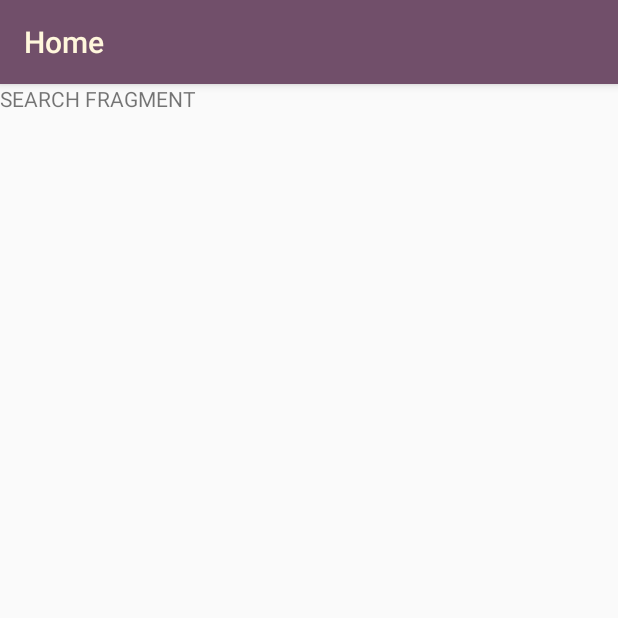
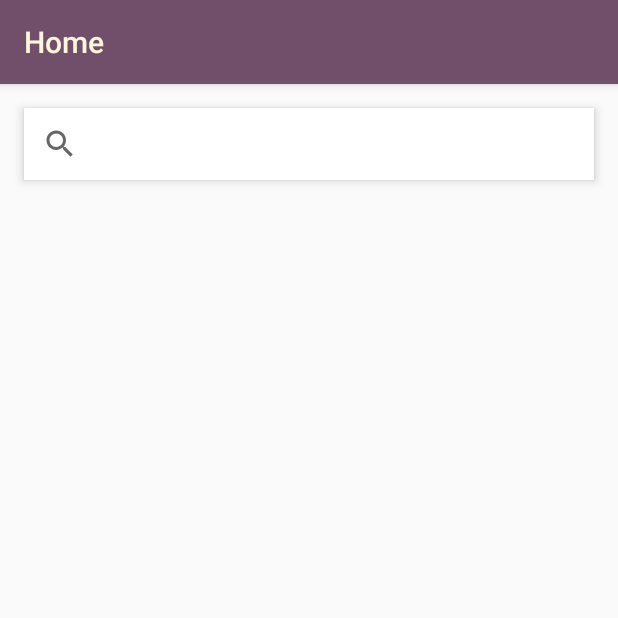
Before and after one commit to arehmanhameed/utube-android, an Android app: the fragment SearchFragment placed in its activity, on a phone screen of 412 x 824 dp, the top half of it. Run offline under Robolectric (Android 15) with nearby library versions, the phone set to English and light mode, and no system bars.

Commit message:
Updated search fragment

```diff
--- a/UTube/app/src/main/res/layout/fragment_search.xml
+++ b/UTube/app/src/main/res/layout/fragment_search.xml
@@ -1,14 +1,76 @@
 <?xml version="1.0" encoding="utf-8"?>
-<FrameLayout xmlns:android="http://schemas.android.com/apk/res/android"
-			 xmlns:tools="http://schemas.android.com/tools"
-			 android:layout_width="match_parent"
-			 android:layout_height="match_parent"
-			 tools:context=".SearchFragment">
+<RelativeLayout xmlns:android="http://schemas.android.com/apk/res/android"
+				xmlns:app="http://schemas.android.com/apk/res-auto"
+				xmlns:tools="http://schemas.android.com/tools"
+				android:layout_width="match_parent"
+				android:layout_height="match_parent"
+				tools:context=".SearchFragment">
 
-	<!-- TODO: Update blank fragment layout -->
-	<TextView
+	<android.support.v7.widget.SearchView
+		android:id="@+id/searchView"
+		android:layout_margin="16dp"
+		android:layout_width="match_parent"
+		android:layout_height="wrap_content"
+		android:background="@android:color/white"
+		android:clickable="true"
+		android:elevation="4dp">
+	</android.support.v7.widget.SearchView>
+
+	<android.support.v7.widget.RecyclerView
+		android:id="@+id/content_view"
 		android:layout_width="match_parent"
 		android:layout_height="match_parent"
-		android:text="SEARCH FRAGMENT"/>
+		android:layout_below="@+id/searchView"
+		android:layout_above="@+id/controlPanel"
+		android:scrollbars="vertical"/>
 
-</FrameLayout>
+	<FrameLayout
+		android:id="@+id/controlPanel"
+		android:layout_alignParentBottom="true"
+		android:layout_width="match_parent"
+		android:layout_height="wrap_content"
+		android:visibility="gone"
+		android:background="@color/colorPrimaryDark">
+		<LinearLayout
+			android:layout_width="match_parent"
+			android:layout_height="wrap_content">
+			<TextView
+				android:id="@+id/title"
+				android:layout_width="0dp"
+				android:layout_weight="5"
+				android:layout_marginEnd="12dp"
+				android:text="Song Tile"
+				android:paddingBottom="@dimen/activity_vertical_margin"
+				android:paddingLeft="@dimen/activity_horizontal_margin"
+				android:paddingRight="@dimen/activity_horizontal_margin"
+				android:paddingTop="@dimen/activity_vertical_margin"
+				android:textAlignment="center"
+				android:maxLines="2"
+				android:textColor="@android:color/white"
+				android:layout_height="wrap_content"/>
+			<ImageView
+				android:id="@+id/playPause"
+				android:layout_width="0dp"
+				android:layout_weight="1"
+				android:paddingBottom="@dimen/activity_vertical_margin"
+				android:paddingLeft="@dimen/activity_horizontal_margin"
+				android:paddingRight="@dimen/activity_horizontal_margin"
+				android:paddingTop="@dimen/activity_vertical_margin"
+				android:layout_height="wrap_content"
+				android:tint="@android:color/white"
+				android:src="@drawable/ic_play"/>
+			<ImageView
+				android:id="@+id/close"
+				android:layout_width="0dp"
+				android:layout_weight="1"
+				android:paddingBottom="@dimen/activity_vertical_margin"
+				android:paddingLeft="@dimen/activity_horizontal_margin"
+				android:paddingRight="@dimen/activity_horizontal_margin"
+				android:paddingTop="@dimen/activity_vertical_margin"
+				android:layout_height="wrap_content"
+				android:tint="@android:color/white"
+				android:src="@drawable/ic_close"/>
+		</LinearLayout>
+	</FrameLayout>
+
+</RelativeLayout>
```
